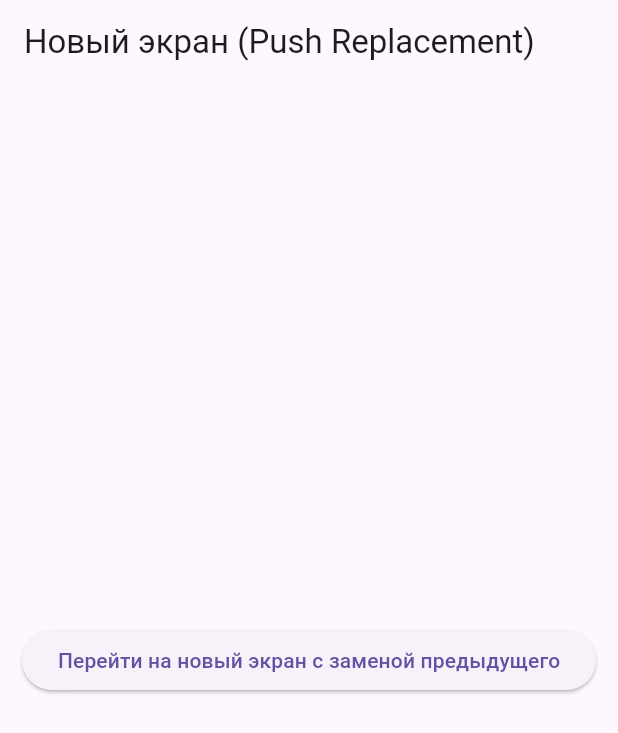
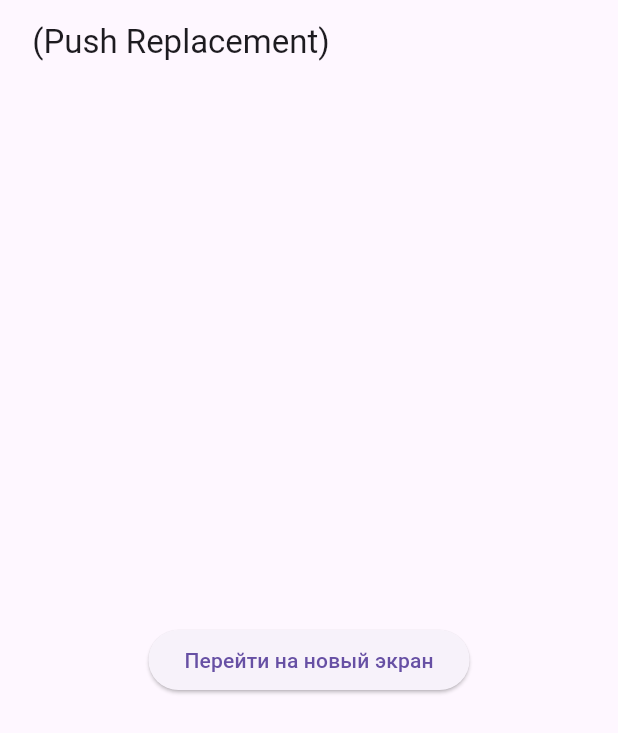
Before and after one commit to Abitaeva/naz4crc3zadanie, a Flutter app: the PushReplacementScreen screen opened directly, on a phone screen of 412 x 824 dp. Shown: the top 733 px of the screen. Run offline on Flutter 3.47's test engine with Material 3 defaults, Android fonts, the phone set to English and light mode, and no system bars.

Commit message:
Update push_replacement_screen.dart

```diff
--- a/lib/push_replacement_screen.dart
+++ b/lib/push_replacement_screen.dart
@@ -5,7 +5,7 @@ class PushReplacementScreen extends StatelessWidget {
   Widget build(BuildContext context) {
     return Scaffold(
       appBar: AppBar(
-        title: Text('Новый экран (Push Replacement)'),
+        title: Text(' (Push Replacement)'),
       ),
       body: Center(
         child: ElevatedButton(
@@ -17,7 +17,7 @@ class PushReplacementScreen extends StatelessWidget {
               ),
             );
           },
-          child: Text('Перейти на новый экран с заменой предыдущего'),
+          child: Text('Перейти на новый экран'),
         ),
       ),
     );
```
